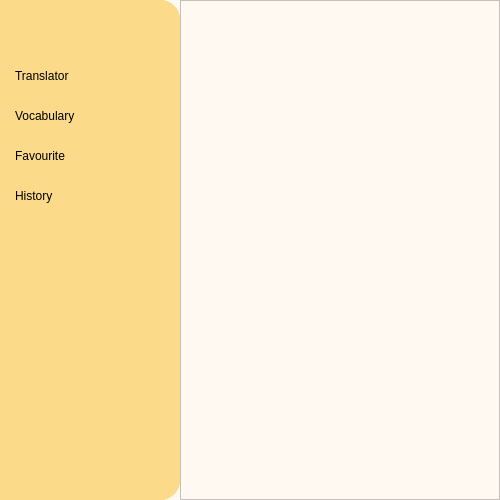
First picture: the form in ui/Main_interface.ui, repository R-Ohm/SETL, before the edit.
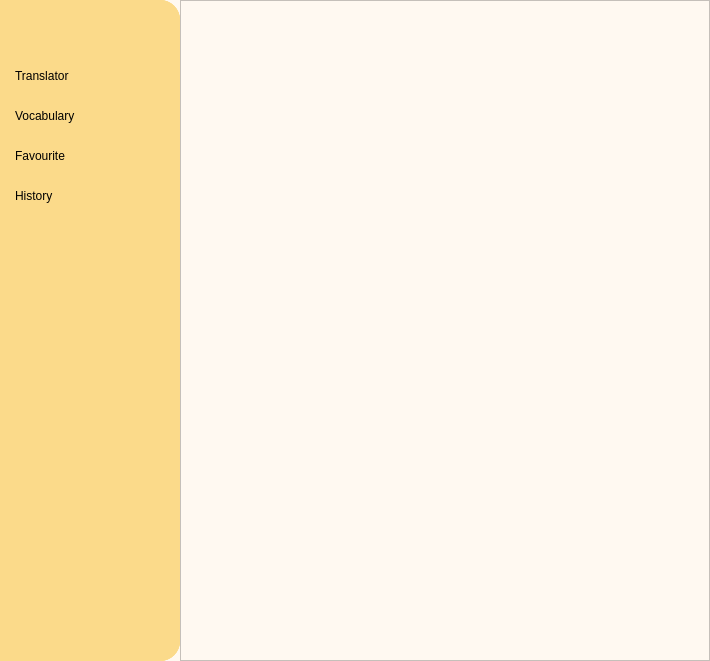
Second picture: the form after the edit. Icons and pictures are not drawn.

Diff of the .ui file:
```diff
--- a/ui/Main_interface.ui
+++ b/ui/Main_interface.ui
@@ -6,8 +6,8 @@
    <rect>
     <x>0</x>
     <y>0</y>
-    <width>500</width>
-    <height>500</height>
+    <width>710</width>
+    <height>661</height>
    </rect>
   </property>
   <property name="windowTitle">
```
